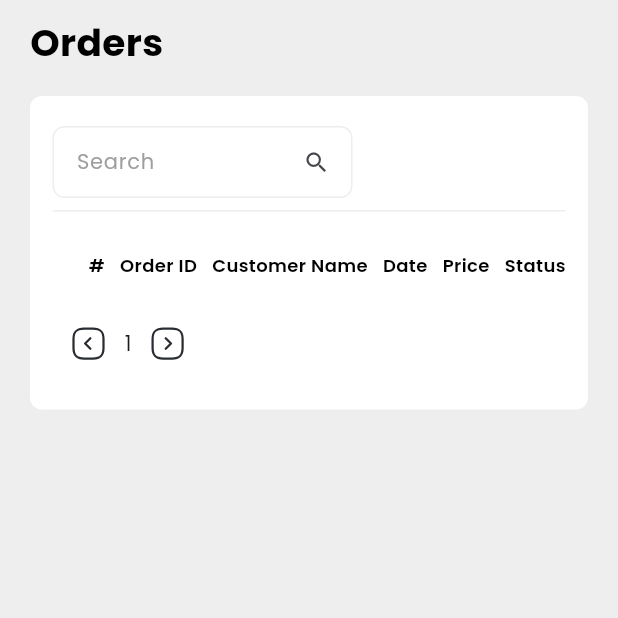
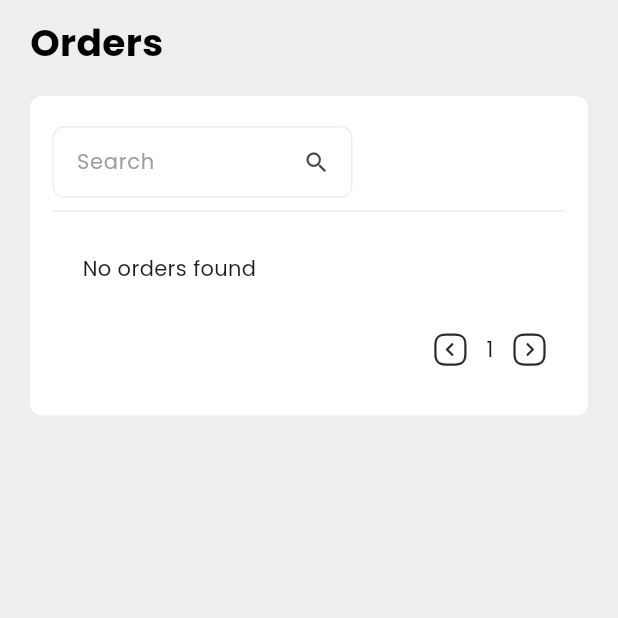
Before and after one commit to vinguyen1907/Admin-Ecommerce-App, a Flutter app: the OrderScreen screen opened by its route, on a phone screen of 412 x 824 dp, the top half of it. Run offline on Flutter 3.47's test engine with Material 2 defaults, Android fonts, the phone set to English and light mode, and no system bars; our stand-ins replace bloc, cloud_firestore, equatable, firebase_core, fl_chart, flutter_bloc and 3 more; missing offline and left inert: number_pagination, universal_html; accounts and stored records are empty.

Commit message:
fix: empty search list

```diff
--- a/lib/blocs/orders_bloc/orders_bloc.dart
+++ b/lib/blocs/orders_bloc/orders_bloc.dart
@@ -164,7 +164,7 @@ class OrdersBloc extends Bloc<OrdersEvent, OrdersState> {
       emit(OrdersLoaded(
         orders: state.orders,
         displayOrders: state.displayOrders,
-        searchOrders: results == null ? null : [results],
+        searchOrders: results,
         totalOrdersCount: state.totalOrdersCount,
         lastDocument: state.lastDocument,
         currentPageIndex: state.currentPageIndex,
--- a/lib/common_widgets/search_widget.dart
+++ b/lib/common_widgets/search_widget.dart
@@ -20,6 +20,11 @@ class SearchWidget extends StatelessWidget {
       child: MyTextField(
         controller: controller,
         hintText: 'Search',
+        onSubmitted: (_) {
+          if (onQuery != null) {
+            onQuery!();
+          }
+        },
         suffixIcon: IconButton(
           onPressed: controller.text.isEmpty ? onQuery : onClear,
           icon: controller.text.isEmpty
--- a/lib/screens/order_screen/order_screen.dart
+++ b/lib/screens/order_screen/order_screen.dart
@@ -59,14 +59,21 @@ class _OrderScreenState extends State<OrderScreen> {
                             onClear: _onClear,
                           )),
                       const TableDivider(),
-                      OrdersTable(
-                          orders: orders,
-                          isLoading: state is LoadingMoreOrders ||
-                              state is SearchingOrders),
+                      if (orders.isEmpty)
+                        const Padding(
+                          padding: EdgeInsets.all(20),
+                          child: Text("No orders found"),
+                        ),
+                      if (orders.isNotEmpty)
+                        OrdersTable(
+                            orders: orders,
+                            isLoading: state is LoadingMoreOrders ||
+                                state is SearchingOrders),
 
                       // Paginator
                       if (state.searchOrders == null)
                         Row(
+                          mainAxisAlignment: MainAxisAlignment.end,
                           children: [
                             IconButton(
                                 onPressed: _onPreviousPage,
```
Also changed, not shown: lib/repositories/order_repository.dart (+6 -3 lines).
